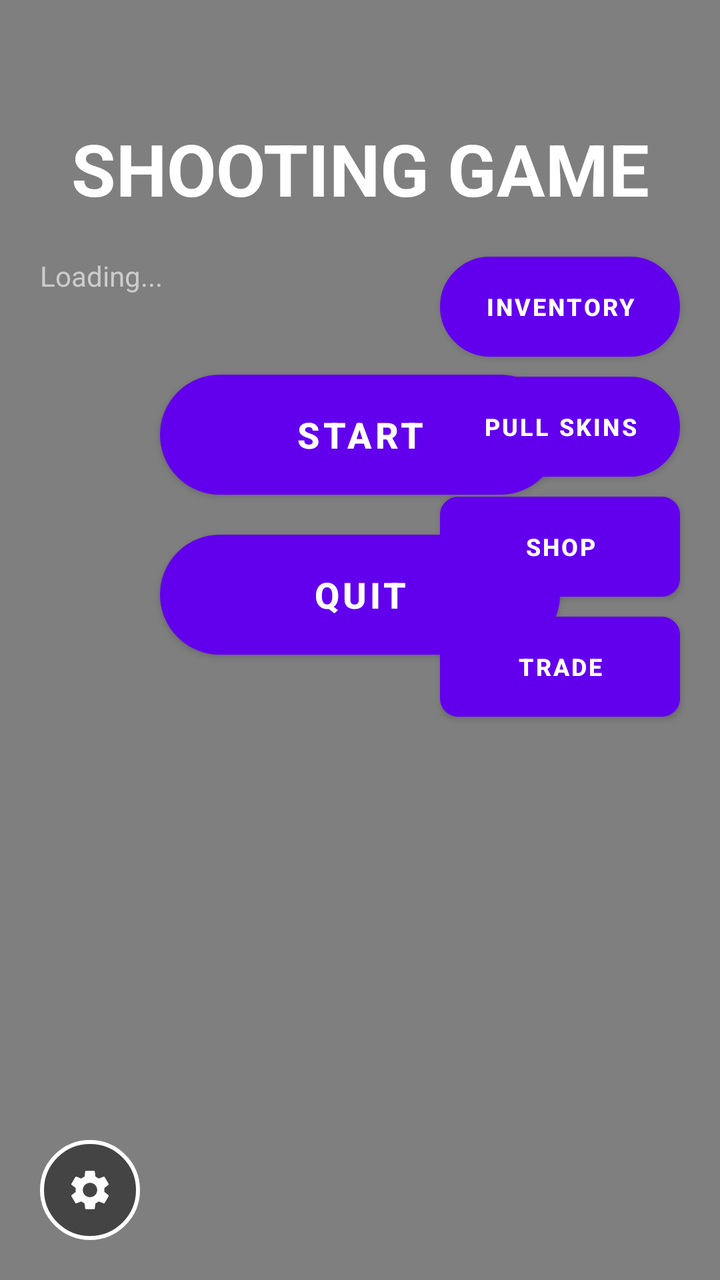
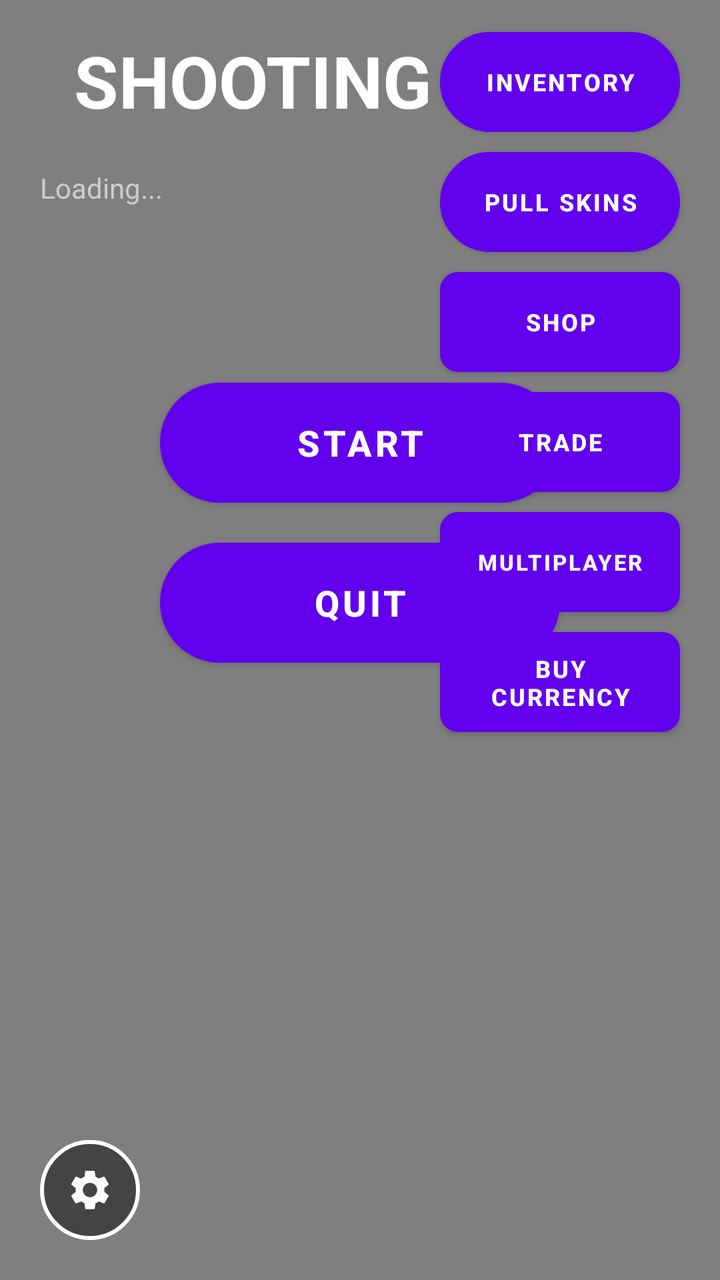

Before-and-after screenshots of an Android layout around one commit, followed by the original layout XML and the change that was made.
<!-- AndroidManifest.xml: application theme Theme.Testing5 -->
<!-- res/layout/main_menu_layout.xml -->
<?xml version="1.0" encoding="utf-8"?>
<androidx.constraintlayout.widget.ConstraintLayout xmlns:android="http://schemas.android.com/apk/res/android"
    xmlns:app="http://schemas.android.com/apk/res-auto"
    android:layout_width="match_parent"
    android:layout_height="match_parent"
    android:background="#80000000">

    
    <TextView
        android:id="@+id/gameTitle"
        android:layout_width="wrap_content"
        android:layout_height="wrap_content"
        android:text="SHOOTING GAME"
        android:textSize="36sp"
        android:textColor="#FFFFFF"
        android:textStyle="bold"
        app:layout_constraintTop_toTopOf="parent"
        app:layout_constraintStart_toStartOf="parent"
        app:layout_constraintEnd_toEndOf="parent"
        android:layout_marginTop="60dp" />

    
    <TextView
        android:id="@+id/userInfoText"
        android:layout_width="wrap_content"
        android:layout_height="wrap_content"
        android:text="Loading..."
        android:textSize="14sp"
        android:textColor="#CCCCCC"
        android:gravity="start"
        app:layout_constraintTop_toBottomOf="@id/gameTitle"
        app:layout_constraintStart_toStartOf="parent"
        android:layout_marginTop="20dp"
        android:layout_marginStart="20dp" />

    
    <Button
        android:id="@+id/startButton"
        android:layout_width="200dp"
        android:layout_height="60dp"
        android:text="START"
        android:textSize="18sp"
        android:textStyle="bold"
        android:background="@drawable/start_button_background"
        android:textColor="#FFFFFF"
        app:layout_constraintTop_toBottomOf="@id/userInfoText"
        app:layout_constraintStart_toStartOf="parent"
        app:layout_constraintEnd_toEndOf="parent"
        android:layout_marginTop="40dp" />

    
    <Button
        android:id="@+id/quitButton"
        android:layout_width="200dp"
        android:layout_height="60dp"
        android:text="QUIT"
        android:textSize="18sp"
        android:textStyle="bold"
        android:background="@drawable/quit_button_background"
        android:textColor="#FFFFFF"
        app:layout_constraintTop_toBottomOf="@id/startButton"
        app:layout_constraintStart_toStartOf="parent"
        app:layout_constraintEnd_toEndOf="parent"
        android:layout_marginTop="20dp" />

    
    <Button
        android:id="@+id/inventoryButton"
        android:layout_width="120dp"
        android:layout_height="50dp"
        android:text="INVENTORY"
        android:textSize="12sp"
        android:textStyle="bold"
        android:background="@drawable/inventory_button_background"
        android:textColor="#FFFFFF"
        app:layout_constraintTop_toBottomOf="@id/gameTitle"
        app:layout_constraintEnd_toEndOf="parent"
        android:layout_marginTop="20dp"
        android:layout_marginEnd="20dp" />

    
    <Button
        android:id="@+id/pullButton"
        android:layout_width="120dp"
        android:layout_height="50dp"
        android:text="PULL SKINS"
        android:textSize="12sp"
        android:textStyle="bold"
        android:background="@drawable/pull_button_background"
        android:textColor="#FFFFFF"
        app:layout_constraintTop_toBottomOf="@id/inventoryButton"
        app:layout_constraintEnd_toEndOf="parent"
        android:layout_marginTop="10dp"
        android:layout_marginEnd="20dp" />

    
    <Button
        android:id="@+id/shopButton"
        android:layout_width="120dp"
        android:layout_height="50dp"
        android:text="SHOP"
        android:textSize="12sp"
        android:textStyle="bold"
        android:background="@drawable/shop_button_background"
        android:textColor="#FFFFFF"
        app:layout_constraintTop_toBottomOf="@id/pullButton"
        app:layout_constraintEnd_toEndOf="parent"
        android:layout_marginTop="10dp"
        android:layout_marginEnd="20dp" />

    
    <Button
        android:id="@+id/tradeButton"
        android:layout_width="120dp"
        android:layout_height="50dp"
        android:text="TRADE"
        android:textSize="12sp"
        android:textStyle="bold"
        android:background="@drawable/shop_button_background"
        android:textColor="#FFFFFF"
        app:layout_constraintTop_toBottomOf="@id/shopButton"
        app:layout_constraintEnd_toEndOf="parent"
        android:layout_marginTop="10dp"
        android:layout_marginEnd="20dp" />

    
    <ImageButton
        android:id="@+id/settingsButton"
        android:layout_width="50dp"
        android:layout_height="50dp"
        android:layout_margin="20dp"
        android:background="@drawable/settings_button_background"
        android:src="@drawable/settings_icon"
        android:scaleType="centerInside"
        android:contentDescription="Settings"
        app:layout_constraintBottom_toBottomOf="parent"
        app:layout_constraintStart_toStartOf="parent" />

</androidx.constraintlayout.widget.ConstraintLayout>
<!-- resources referenced by this layout -->
<resources>
  <!-- drawable inventory_button_background (drawable) -->
  <?xml version="1.0" encoding="utf-8"?>
  <shape xmlns:android="http://schemas.android.com/apk/res/android"
      android:shape="rectangle">
      <solid android:color="#FF6B35" />
      <corners android:radius="25dp" />
      <stroke android:width="2dp" android:color="#FFFFFF" />
  </shape>
  <!-- drawable pull_button_background (drawable) -->
  <?xml version="1.0" encoding="utf-8"?>
  <shape xmlns:android="http://schemas.android.com/apk/res/android"
      android:shape="rectangle">
      <solid android:color="#9C27B0" />
      <corners android:radius="25dp" />
      <stroke android:width="2dp" android:color="#FFFFFF" />
  </shape>
  <!-- drawable quit_button_background (drawable) -->
  <?xml version="1.0" encoding="utf-8"?>
  <shape xmlns:android="http://schemas.android.com/apk/res/android"
      android:shape="rectangle">
      <solid android:color="#AA0000" />
      <corners android:radius="30dp" />
      <stroke android:width="3dp" android:color="#FFFFFF" />
  </shape>
  <!-- drawable settings_button_background (drawable) -->
  <?xml version="1.0" encoding="utf-8"?>
  <shape xmlns:android="http://schemas.android.com/apk/res/android"
      android:shape="oval">
      <solid android:color="#444444" />
      <stroke android:width="2dp" android:color="#FFFFFF" />
  </shape>
  <!-- drawable shop_button_background (drawable) -->
  <?xml version="1.0" encoding="utf-8"?>
  <shape xmlns:android="http://schemas.android.com/apk/res/android"
      android:shape="rectangle">
      <solid android:color="#FF6B35" />
      <corners android:radius="8dp" />
      <stroke android:width="2dp" android:color="#FFFFFF" />
  </shape>
  <!-- drawable start_button_background (drawable) -->
  <?xml version="1.0" encoding="utf-8"?>
  <shape xmlns:android="http://schemas.android.com/apk/res/android"
      android:shape="rectangle">
      <solid android:color="#00AA00" />
      <corners android:radius="30dp" />
      <stroke android:width="3dp" android:color="#FFFFFF" />
  </shape>
  <style name="Theme.Testing5" parent="Theme.MaterialComponents.DayNight.NoActionBar">
          
          <item name="colorPrimary">@color/purple_500</item>
          <item name="colorPrimaryVariant">@color/purple_700</item>
          <item name="colorOnPrimary">@color/white</item>
          
          <item name="colorSecondary">@color/teal_200</item>
          <item name="colorSecondaryVariant">@color/teal_700</item>
          <item name="colorOnSecondary">@color/black</item>
          
          <item name="android:statusBarColor">?attr/colorPrimaryVariant</item>
          
      </style>
  <color name="purple_500">#FF6200EE</color>
  <color name="purple_700">#FF3700B3</color>
  <color name="white">#FFFFFFFF</color>
  <color name="teal_200">#FF03DAC5</color>
  <color name="teal_700">#FF018786</color>
  <color name="black">#FF000000</color>
  <!-- unchanged entries left out for length: 1 -->
</resources>

<!-- the commit's change to res/layout/main_menu_layout.xml (unified diff, before → after) -->
@@ -1,25 +1,28 @@
 <?xml version="1.0" encoding="utf-8"?>
 <androidx.constraintlayout.widget.ConstraintLayout xmlns:android="http://schemas.android.com/apk/res/android"
     xmlns:app="http://schemas.android.com/apk/res-auto"
+    xmlns:tools="http://schemas.android.com/tools"
     android:layout_width="match_parent"
     android:layout_height="match_parent"
     android:background="#80000000">
+
+    
 
     
     <TextView
         android:id="@+id/gameTitle"
         android:layout_width="wrap_content"
         android:layout_height="wrap_content"
+        android:layout_marginTop="16dp"
         android:text="SHOOTING GAME"
+        android:textColor="#FFFFFF"
         android:textSize="36sp"
-        android:textColor="#FFFFFF"
         android:textStyle="bold"
-        app:layout_constraintTop_toTopOf="parent"
+        app:layout_constraintEnd_toEndOf="parent"
+        app:layout_constraintHorizontal_bias="0.52"
         app:layout_constraintStart_toStartOf="parent"
-        app:layout_constraintEnd_toEndOf="parent"
-        android:layout_marginTop="60dp" />
+        app:layout_constraintTop_toTopOf="parent" />
 
-    
     <TextView
         android:id="@+id/userInfoText"
         android:layout_width="wrap_content"
@@ -34,21 +37,22 @@
         android:layout_marginStart="20dp" />
 
     
+
+    
     <Button
         android:id="@+id/startButton"
         android:layout_width="200dp"
         android:layout_height="60dp"
+        android:layout_marginTop="88dp"
+        android:background="@drawable/start_button_background"
         android:text="START"
+        android:textColor="#FFFFFF"
         android:textSize="18sp"
         android:textStyle="bold"
-        android:background="@drawable/start_button_background"
-        android:textColor="#FFFFFF"
-        app:layout_constraintTop_toBottomOf="@id/userInfoText"
+        app:layout_constraintEnd_toEndOf="parent"
         app:layout_constraintStart_toStartOf="parent"
-        app:layout_constraintEnd_toEndOf="parent"
-        android:layout_marginTop="40dp" />
+        app:layout_constraintTop_toBottomOf="@id/userInfoText" />
 
-    
     <Button
         android:id="@+id/quitButton"
         android:layout_width="200dp"
@@ -64,21 +68,23 @@
         android:layout_marginTop="20dp" />
 
     
+
+    
+
     <Button
         android:id="@+id/inventoryButton"
         android:layout_width="120dp"
         android:layout_height="50dp"
+        android:layout_marginTop="16dp"
+        android:layout_marginEnd="20dp"
+        android:background="@drawable/inventory_button_background"
         android:text="INVENTORY"
+        android:textColor="#FFFFFF"
         android:textSize="12sp"
         android:textStyle="bold"
-        android:background="@drawable/inventory_button_background"
-        android:textColor="#FFFFFF"
-        app:layout_constraintTop_toBottomOf="@id/gameTitle"
         app:layout_constraintEnd_toEndOf="parent"
-        android:layout_marginTop="20dp"
-        android:layout_marginEnd="20dp" />
+        app:layout_constraintTop_toTopOf="parent" />
 
-    
     <Button
         android:id="@+id/pullButton"
         android:layout_width="120dp"
@@ -124,6 +130,35 @@
         android:layout_marginEnd="20dp" />
 
     
+    <Button
+        android:id="@+id/multiplayerButton"
+        android:layout_width="120dp"
+        android:layout_height="50dp"
+        android:layout_marginTop="10dp"
+        android:layout_marginEnd="20dp"
+        android:background="@drawable/shop_button_background"
+        android:text="MULTIPLAYER"
+        android:textColor="#FFFFFF"
+        android:textSize="11sp"
+        android:textStyle="bold"
+        app:layout_constraintEnd_toEndOf="parent"
+        app:layout_constraintTop_toBottomOf="@id/tradeButton" />
+
+    <Button
+        android:id="@+id/purchaseButton"
+        android:layout_width="120dp"
+        android:layout_height="50dp"
+        android:text="BUY CURRENCY"
+        android:textSize="12sp"
+        android:textStyle="bold"
+        android:background="@drawable/shop_button_background"
+        android:textColor="#FFFFFF"
+        app:layout_constraintTop_toBottomOf="@id/multiplayerButton"
+        app:layout_constraintEnd_toEndOf="parent"
+        android:layout_marginTop="10dp"
+        android:layout_marginEnd="20dp" />
+
+    
     <ImageButton
         android:id="@+id/settingsButton"
         android:layout_width="50dp"
